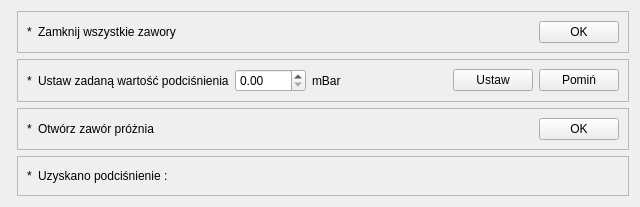
The window that app/nowytest_3.ui (wiacekmarcin/StanowiskoChemiczne) describes before a commit, drawn with Qt 5.
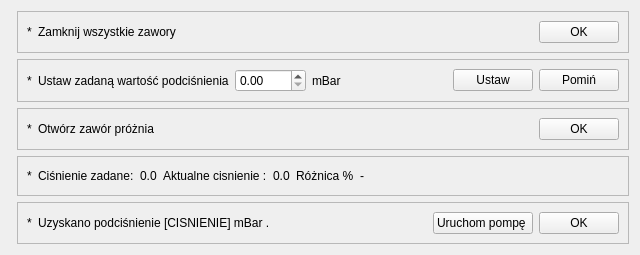
The same window after the commit. Custom widgets are drawn as their Qt base class.

```diff
--- a/app/nowytest_3.ui
+++ b/app/nowytest_3.ui
@@ -7,7 +7,7 @@
     <x>0</x>
     <y>0</y>
     <width>640</width>
-    <height>169</height>
+    <height>231</height>
    </rect>
   </property>
   <property name="title" stdset="0">
@@ -179,6 +179,59 @@
      </layout>
     </widget>
    </item>
+   <item row="4" column="1">
+    <widget class="QFrame" name="frame_5">
+     <property name="frameShape">
+      <enum>QFrame::StyledPanel</enum>
+     </property>
+     <property name="frameShadow">
+      <enum>QFrame::Raised</enum>
+     </property>
+     <layout class="QHBoxLayout" name="horizontalLayout_4">
+      <item>
+       <widget class="QLabel" name="arrow_5">
+        <property name="text">
+         <string>*</string>
+        </property>
+       </widget>
+      </item>
+      <item>
+       <widget class="QLabel" name="text5">
+        <property name="text">
+         <string>Uzyskano podciśnienie [CISNIENIE] mBar .</string>
+        </property>
+       </widget>
+      </item>
+      <item>
+       <spacer name="horizontalSpacer_4">
+        <property name="orientation">
+         <enum>Qt::Horizontal</enum>
+        </property>
+        <property name="sizeHint" stdset="0">
+         <size>
+          <width>40</width>
+          <height>20</height>
+         </size>
+        </property>
+       </spacer>
+      </item>
+      <item>
+       <widget class="QPushButton" name="pbRun_5">
+        <property name="text">
+         <string>Uruchom pompę </string>
+        </property>
+       </widget>
+      </item>
+      <item>
+       <widget class="QPushButton" name="pbOk_5">
+        <property name="text">
+         <string>OK</string>
+        </property>
+       </widget>
+      </item>
+     </layout>
+    </widget>
+   </item>
    <item row="3" column="1">
     <widget class="QFrame" name="frame_4">
      <property name="frameShape">
@@ -187,7 +240,7 @@
      <property name="frameShadow">
       <enum>QFrame::Raised</enum>
      </property>
-     <layout class="QHBoxLayout" name="horizontalLayout_4">
+     <layout class="QHBoxLayout" name="horizontalLayout_5">
       <item>
        <widget class="QLabel" name="arrow_4">
         <property name="text">
@@ -195,15 +248,50 @@
         </property>
        </widget>
       </item>
+      <item>
+       <widget class="QLabel" name="txt_4">
+        <property name="text">
+         <string>Ciśnienie zadane:</string>
+        </property>
+       </widget>
+      </item>
+      <item>
+       <widget class="QLabel" name="cisnienie_zad">
+        <property name="text">
+         <string>0.0</string>
+        </property>
+       </widget>
+      </item>
+      <item>
+       <widget class="QLabel" name="txt_4_2">
+        <property name="text">
+         <string>Aktualne cisnienie :</string>
+        </property>
+       </widget>
+      </item>
+      <item>
+       <widget class="QLabel" name="act_cisnienie">
+        <property name="text">
+         <string>0.0</string>
+        </property>
+       </widget>
+      </item>
       <item>
        <widget class="QLabel" name="label">
         <property name="text">
-         <string>Uzyskano podciśnienie :</string>
+         <string>Różnica %</string>
         </property>
        </widget>
       </item>
       <item>
-       <spacer name="horizontalSpacer_4">
+       <widget class="QLabel" name="delta_percent">
+        <property name="text">
+         <string>-</string>
+        </property>
+       </widget>
+      </item>
+      <item>
+       <spacer name="horizontalSpacer_5">
         <property name="orientation">
          <enum>Qt::Horizontal</enum>
         </property>
```
